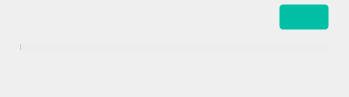
First picture: the form in src/MEGASync/transfers/gui/ui/TransfersAccountInfoWidget.ui, repository meganz/MEGAsync, before the edit.
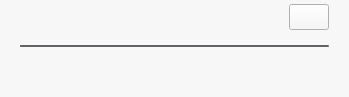
Second picture: the form after the edit. Custom widgets are drawn as their Qt base class.

Commit message: SNC--5644: Tokenize transfer account widget.

Diff of the .ui file:
```diff
--- a/src/MEGASync/transfers/gui/ui/TransfersAccountInfoWidget.ui
+++ b/src/MEGASync/transfers/gui/ui/TransfersAccountInfoWidget.ui
@@ -14,87 +14,44 @@
    <string/>
   </property>
   <property name="styleSheet">
-   <string notr="true">#TransferManagerAccountInfo
+   <string notr="true">QWidget
 {
-	background-color: #FAFAFA;
-}
-
-#bUpgrade
-{
-	font-size: 12px;
-	line-height: 16px;
-	border: 1px solid #0000001A;
-	border-radius: 4px;
-	color: #FFFFFF;
-	padding: 0px 8px;
-	background-color:  #00BFA5;
+    background-color: #fff7f7f7; /*colorToken.surface-1*/
 }
 
 #lStorage
 {
-        font-family: Lato;
-	font-size: 12px;
 	line-height: 18px;
-	color: #303233;
-}
-
-#bUpgrade::hover
-{
-	background-color:  #00A787;
-}
-
-#bUpgrade::pressed
-{
-	background-color: #00D7C2;
-}
-
-#bUpgrade::disabled
-{
-	background-color: #00BFA54D;
+   color: #ff333333; /*colorToken.text-primary*/
 }
 
 #pbStorage
 {
-	border-style: none;
-	border-radius: 4px;
-	background-color: #ffededed; /*colorToken.indicator-background*/
-	max-height: 8px;
+   height: 2px;
+   min-height: 2px;
+   max-height: 2px;
+	border-radius: 1px;
+	background-color: #ff616366; /*colorToken.border-strong*/
 }
 
 #pbStorage::chunk[state=&quot;default&quot;]
 {
 	background-color: #ff09bf5b; /*colorToken.indicator-green*/
-	border-top-left-radius: 4px;
-	border-bottom-left-radius: 4px;
-	border-top-right-radius: 0px;
-	border-bottom-right-radius: 0px;
 }
 
 #pbStorage::chunk[state=&quot;almost&quot;]
 {
 	background-color: #fffb6514; /*colorToken.indicator-orange*/
-	border-top-left-radius: 4px;
-	border-bottom-left-radius: 4px;
-	border-top-right-radius: 0px;
-	border-bottom-right-radius: 0px;
 }
 
 #pbStorage::chunk[state=&quot;almostfull&quot;]
 {
 	background-color: #fffb6514; /*colorToken.indicator-orange*/
-	border-top-left-radius: 4px;
-	border-bottom-left-radius: 4px;
-	border-top-right-radius: 4px;
-	border-bottom-right-radius: 4px;
 }
 
 #pbStorage::chunk[state=&quot;full&quot;]
 {
 	background-color: #fff63d6b; /*colorToken.indicator-pink*/
-	border-top-left-radius: 4px;
-	border-bottom-left-radius: 4px;
-	border-top-right-radius: 4px;
-	border-bottom-right-radius: 4px;
 }
 </string>
   </property>
@@ -277,13 +234,13 @@
           <property name="minimumSize">
            <size>
             <width>0</width>
-            <height>8</height>
+            <height>2</height>
            </size>
           </property>
           <property name="maximumSize">
            <size>
             <width>16777215</width>
-            <height>8</height>
+            <height>2</height>
            </size>
           </property>
           <property name="value">
```
Left out of the diff: 6 changed lines with no effect on the pictures.
